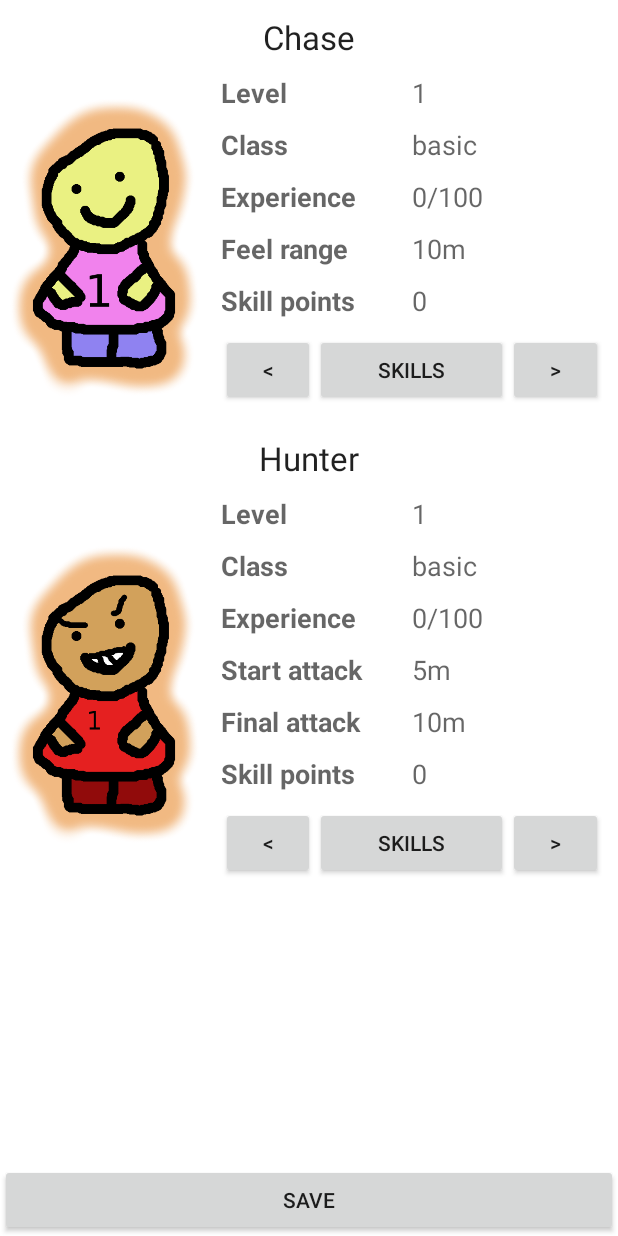
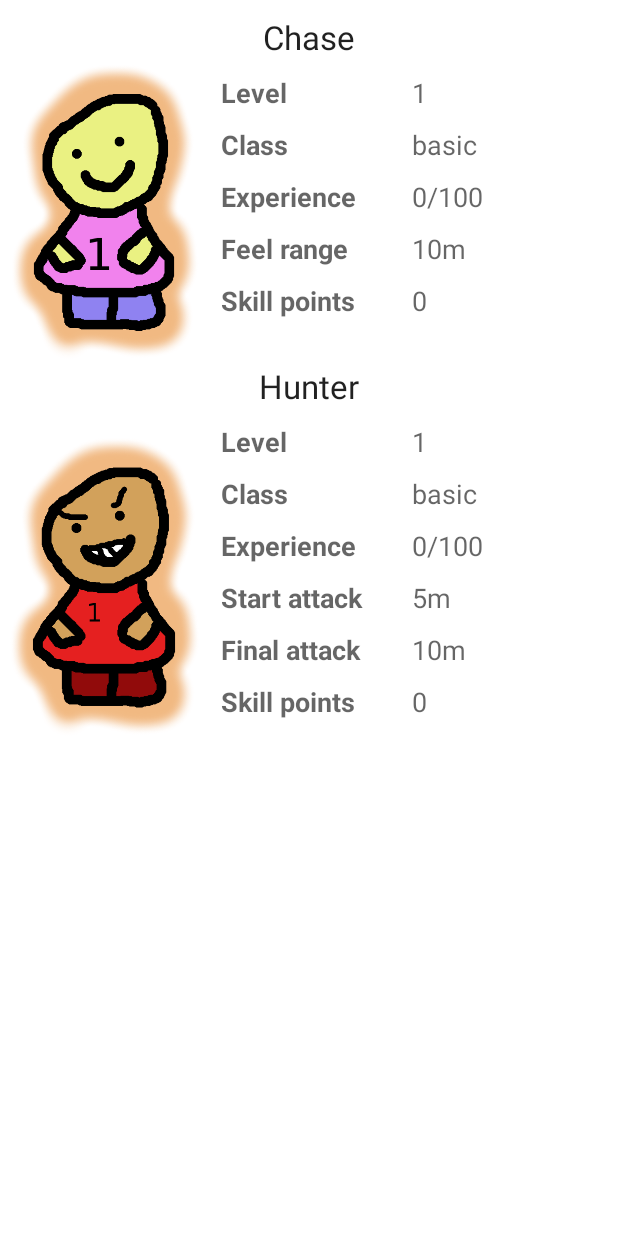
Before and after one commit to ShaFear/HaS-RPG, an Android app: the layout fragment_characters.xml on its own in the app's theme, with its tools: preview values and no code run, on a phone screen of 412 x 824 dp. Run offline under Robolectric (Android 15) with nearby library versions, the phone set to English and light mode, and no system bars.

Commit message:
tymczasowe zablokowanie wyboru postaci (opcja zablokowana dla alphy)

```diff
--- a/client/HaSRPG/app/src/main/res/layout/fragment_characters.xml
+++ b/client/HaSRPG/app/src/main/res/layout/fragment_characters.xml
@@ -187,7 +187,8 @@
                             android:layout_height="wrap_content"
                             android:text="&lt;"
                             android:id="@+id/chaseLeftButton"
-                            android:layout_weight="1" />
+                            android:layout_weight="1"
+                            android:visibility="gone"/>
 
                         <Button
                             style="?android:attr/buttonStyleSmall"
@@ -195,7 +196,8 @@
                             android:layout_height="wrap_content"
                             android:text="@string/skills_title"
                             android:id="@+id/chaseSkillsButton"
-                            android:layout_weight="4" />
+                            android:layout_weight="4"
+                            android:visibility="gone"/>
 
                         <Button
                             style="?android:attr/buttonStyleSmall"
@@ -203,7 +205,8 @@
                             android:layout_height="wrap_content"
                             android:text=">"
                             android:id="@+id/chaseRightButton"
-                            android:layout_weight="1" />
+                            android:layout_weight="1"
+                            android:visibility="gone"/>
                     </LinearLayout>
 
                 </LinearLayout>
@@ -403,7 +406,8 @@
                             android:layout_height="wrap_content"
                             android:text="&lt;"
                             android:id="@+id/hunterLeftButton"
-                            android:layout_weight="1" />
+                            android:layout_weight="1"
+                            android:visibility="gone"/>
 
                         <Button
                             style="?android:attr/buttonStyleSmall"
@@ -411,7 +415,8 @@
                             android:layout_height="wrap_content"
                             android:text="@string/skills_title"
                             android:id="@+id/hunterSkillsButton"
-                            android:layout_weight="4" />
+                            android:layout_weight="4"
+                            android:visibility="gone"/>
 
                         <Button
                             style="?android:attr/buttonStyleSmall"
@@ -419,7 +424,8 @@
                             android:layout_height="wrap_content"
                             android:text=">"
                             android:id="@+id/hunterRightButton"
-                            android:layout_weight="1" />
+                            android:layout_weight="1"
+                            android:visibility="gone"/>
                     </LinearLayout>
 
                 </LinearLayout>
@@ -435,7 +441,8 @@
         android:id="@+id/saveCharacterButton"
         android:layout_alignParentBottom="true"
         android:layout_centerHorizontal="true"
-        android:layout_gravity="center_horizontal|bottom" />
+        android:layout_gravity="center_horizontal|bottom"
+        android:visibility="gone"/>
 
 
 </RelativeLayout>
```
